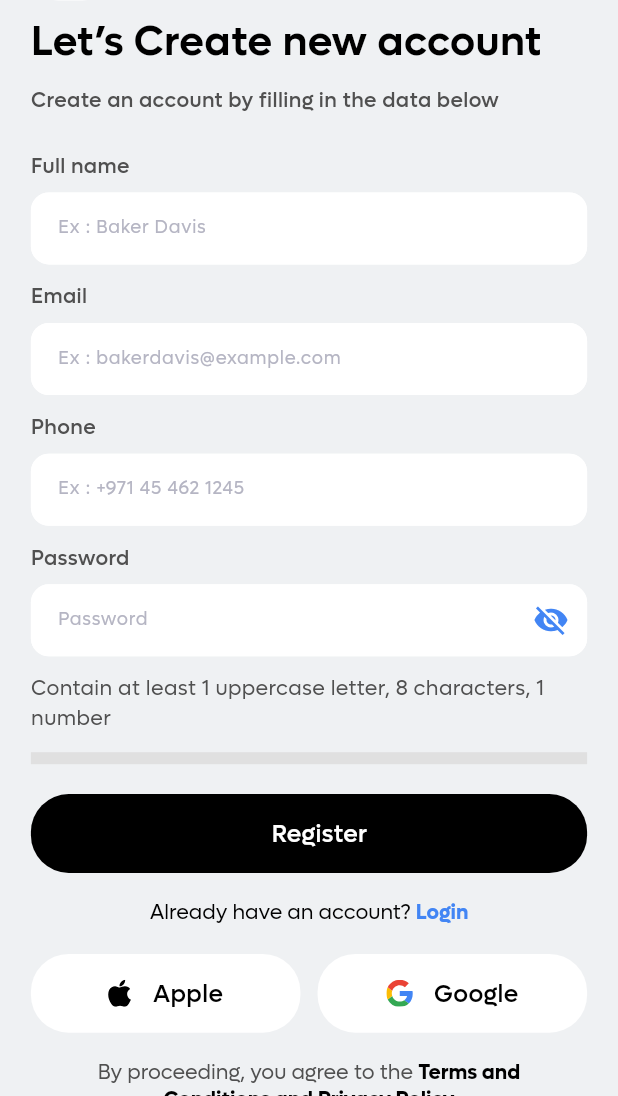
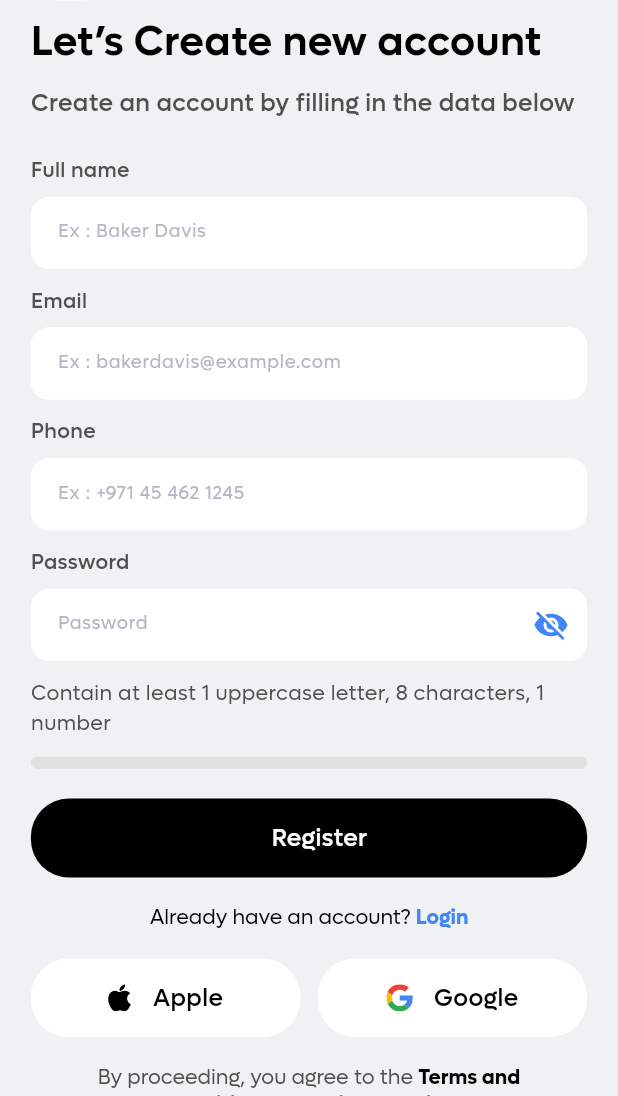
Before and after one commit to ibrahimsm83/casekarao, a Flutter app: the CreateNewAccountScreen screen opened by its route, on a phone screen of 412 x 824 dp, the part 140-1236 px from its top. Run offline on Flutter 3.47's test engine with Material 3 defaults, Android fonts, the phone set to English and light mode, and no system bars; our stand-ins replace another_flushbar, flutter_rating, flutter_screenutil, flutter_svg, get, pin_code_fields and 1 more.

Commit message:
login and register screen  issues fixed

```diff
--- a/lib/presentation/create_new_account_screen/create_new_account_screen.dart
+++ b/lib/presentation/create_new_account_screen/create_new_account_screen.dart
@@ -68,7 +68,7 @@ class _CreateNewAccountScreenState extends State<CreateNewAccountScreen> {
           key: _formKey,
           child: Padding(
             padding: EdgeInsets.symmetric(
-              horizontal: AppSize.sizeWidth(context!) * 0.05,
+              horizontal: AppSize.sizeWidth(context) * 0.05,
             ),
             child: Column(
               crossAxisAlignment: CrossAxisAlignment.start,
@@ -102,7 +102,7 @@ class _CreateNewAccountScreenState extends State<CreateNewAccountScreen> {
                   AppStrings.createAnAccountByFillingInTheDataBelow,
                   style: getmediumStyle(
                     color: ColorManager.kDarkGreyColor,
-                    fontSize: ScreenUtil().setSp(AppSize.s12),
+                    fontSize: ScreenUtil().setSp(AppSize.s14),
                   ),
                 ),
                 Padding(
@@ -231,6 +231,7 @@ class _CreateNewAccountScreenState extends State<CreateNewAccountScreen> {
                 SizedBox(height: AppSize.s10.h),
                 // Progress Bar for Password Strength
                 LinearProgressIndicator(
+                  borderRadius: BorderRadius.circular(10),
                   value: _strength,
                   backgroundColor: Colors.grey[300],
                   color:
--- a/lib/presentation/login_screen/login_screen.dart
+++ b/lib/presentation/login_screen/login_screen.dart
@@ -89,12 +89,12 @@ class _LoginScreenState extends State<LoginScreen> {
                     fontSize: ScreenUtil().setSp(AppSize.s24),
                   ),
                 ),
-                SizedBox(height: AppSize.s8.h),
+                SizedBox(height: AppSize.s4.h),
                 Text(
                   AppStrings.createAnAccountByFillingInTheDataBelow,
                   style: getmediumStyle(
                     color: ColorManager.kDarkGreyColor,
-                    fontSize: ScreenUtil().setSp(AppSize.s12),
+                    fontSize: ScreenUtil().setSp(AppSize.s14),
                   ),
                 ),
                 //SizedBox(height: AppSize.s20.h),
```
Lines whose indentation alone changed are shown as unchanged.
